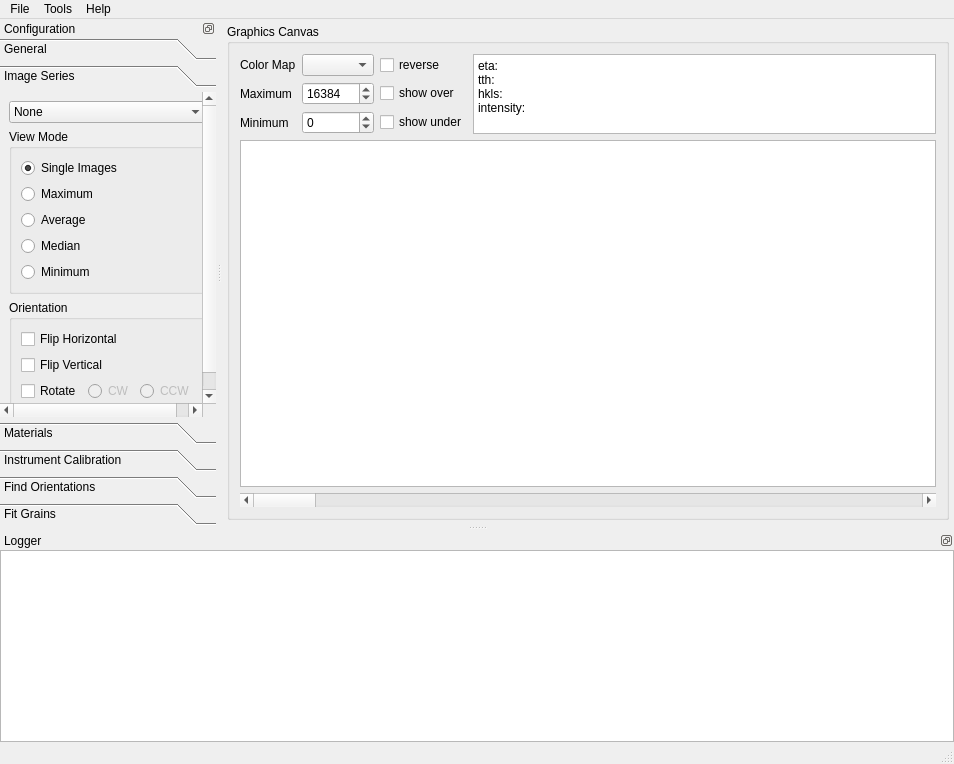
Old version of the form hexrd/qt/resources/mainwindow.ui in the repository praxes/hexrd.
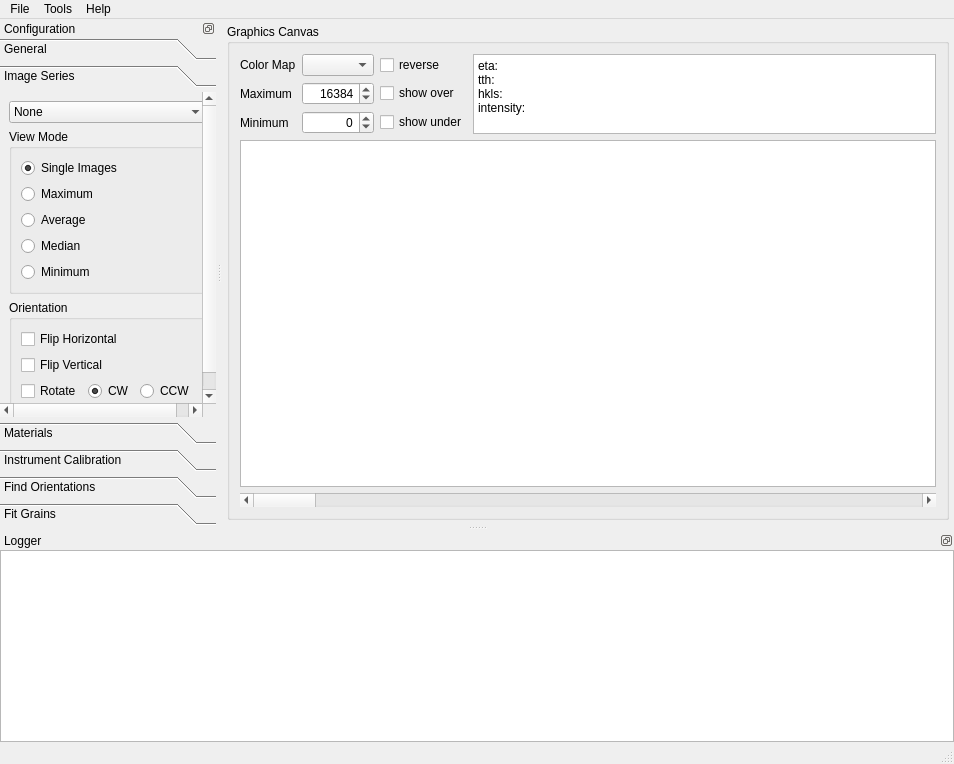
New version of the form. The open tabs and pages were chosen to show the change.

Commit message: save/restore qt gui state

Diff of the .ui file:
```diff
--- a/hexrd/qt/resources/mainwindow.ui
+++ b/hexrd/qt/resources/mainwindow.ui
@@ -53,6 +53,9 @@
            </item>
            <item row="1" column="1">
             <widget class="QSpinBox" name="maxSpinBox">
+             <property name="alignment">
+              <set>Qt::AlignRight|Qt::AlignTrailing|Qt::AlignVCenter</set>
+             </property>
              <property name="minimum">
               <number>0</number>
              </property>
@@ -66,6 +69,9 @@
            </item>
            <item row="2" column="1">
             <widget class="QSpinBox" name="minSpinBox">
+             <property name="alignment">
+              <set>Qt::AlignRight|Qt::AlignTrailing|Qt::AlignVCenter</set>
+             </property>
              <property name="minimum">
               <number>-999999999</number>
              </property>
@@ -451,19 +457,16 @@
               </item>
               <item>
                <widget class="QRadioButton" name="cwRotRadioButton">
-                <property name="enabled">
-                 <bool>false</bool>
-                </property>
                 <property name="text">
                  <string>CW</string>
                 </property>
+                <property name="checked">
+                 <bool>true</bool>
+                </property>
                </widget>
               </item>
               <item>
                <widget class="QRadioButton" name="ccwRotRadioButton">
-                <property name="enabled">
-                 <bool>false</bool>
-                </property>
                 <property name="text">
                  <string>CCW</string>
                 </property>
```
Left out of the diff: 86 changed lines with no effect on the pictures. The commit also changes 1 other file.
